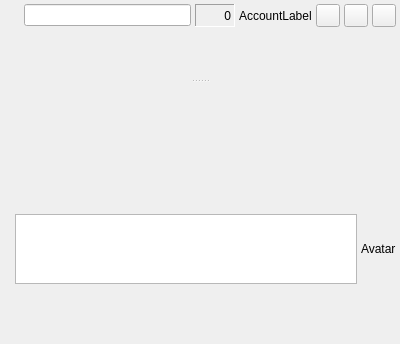
Above: src/chatdlg.ui from psi-im/psi before the change. Below: the same form after it.
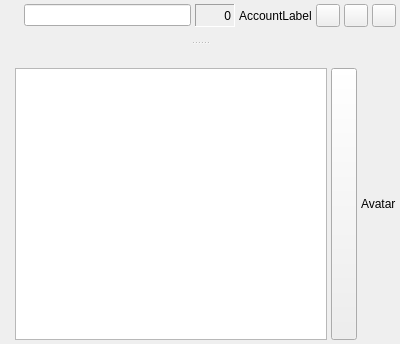
That is the form after the change. Custom widgets are drawn as their Qt base class.

Commit message: add Send button, disabled by default. Use options.ui.disable-send-button option

Diff of the .ui file:
```diff
--- a/src/chatdlg.ui
+++ b/src/chatdlg.ui
@@ -253,6 +253,31 @@
            </item>
           </layout>
          </item>
+         <item>
+          <widget class="QPushButton" name="pb_send">
+           <property name="sizePolicy">
+            <sizepolicy vsizetype="Expanding" hsizetype="Minimum">
+             <horstretch>0</horstretch>
+             <verstretch>0</verstretch>
+            </sizepolicy>
+           </property>
+           <property name="minimumSize">
+            <size>
+             <width>26</width>
+             <height>0</height>
+            </size>
+           </property>
+           <property name="maximumSize" >
+            <size>
+             <width>26</width>
+             <height>16777215</height>
+            </size>
+           </property>
+           <property name="toolTip">
+            <string>Send</string>
+           </property>
+          </widget>
+         </item>
          <item>
           <widget class="QLabel" name="avatar">
            <property name="sizePolicy">
```
The commit also changes 7 other files.
